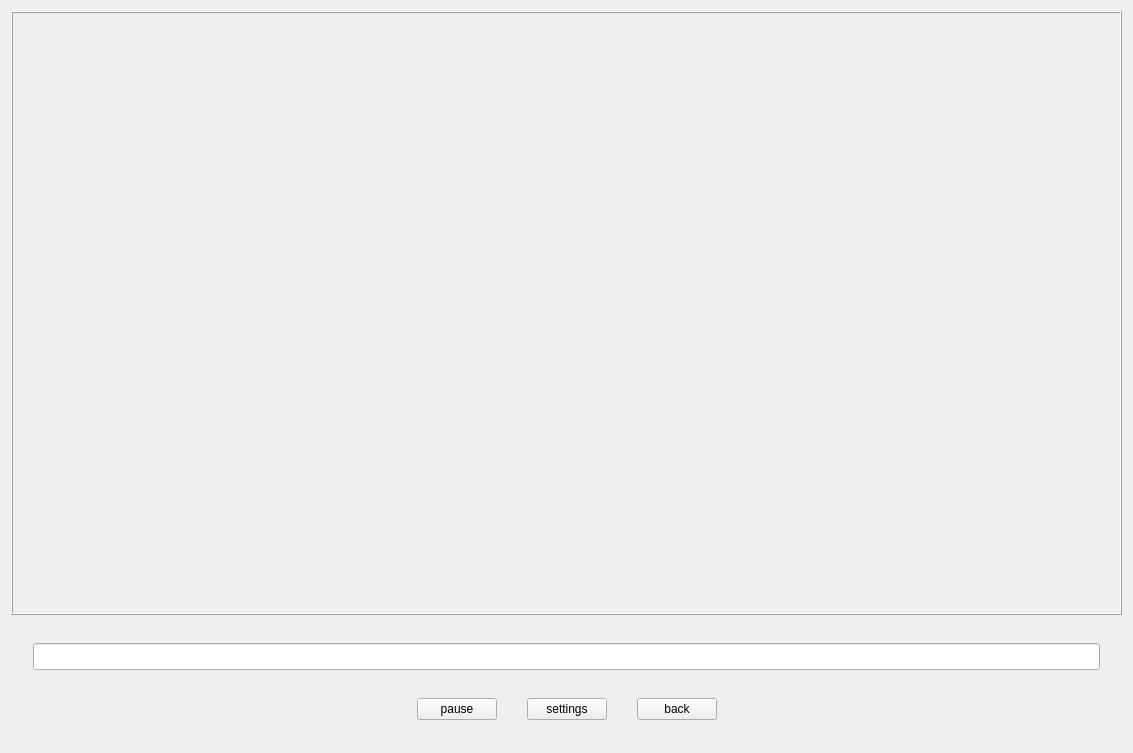
First picture: the form in MainDialog.ui, repository laviva-cs/Alldit, before the edit.
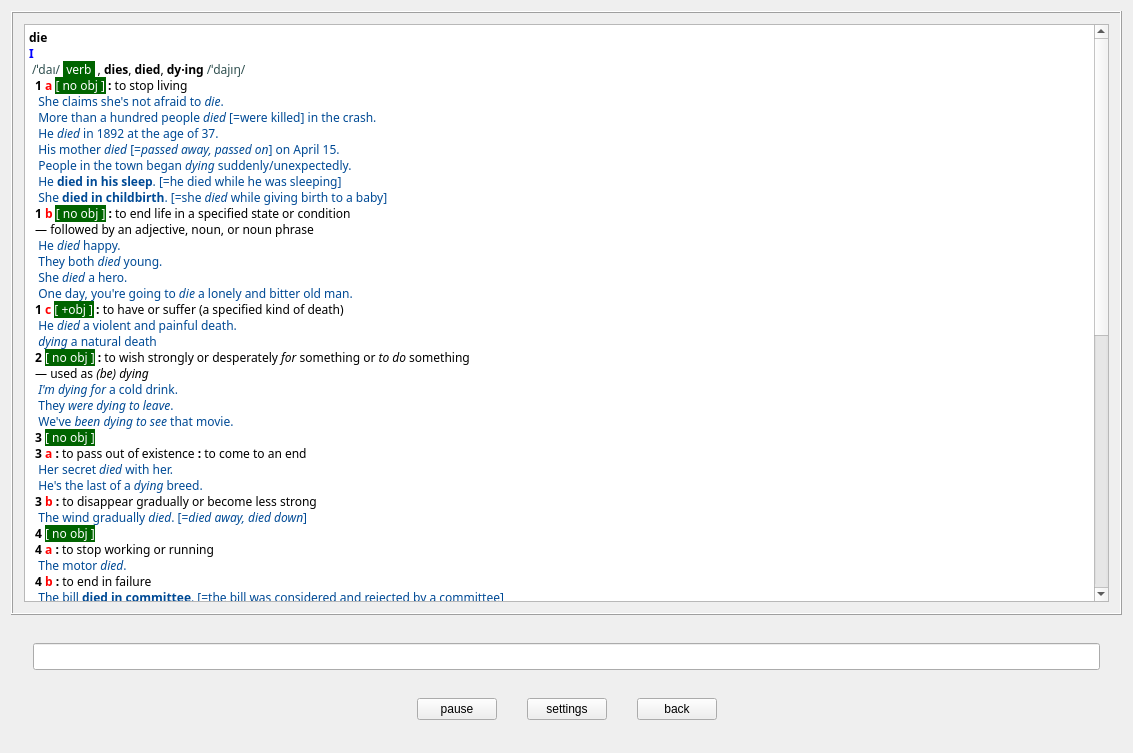
Second picture: the form after the edit.

Commit message:
a very beautiful dictionary theme
TODOs:
Add more colors and fonts for even better UI
Hierarchical entry models
Hierarchical rendering data representations
delete define.py after testing

The edit to the form file:
```diff
--- a/MainDialog.ui
+++ b/MainDialog.ui
@@ -152,7 +152,24 @@
            <property name="frameShadow">
             <enum>QFrame::Raised</enum>
            </property>
-           <layout class="QVBoxLayout" name="verticalLayout_5"/>
+           <layout class="QVBoxLayout" name="verticalLayout_5">
+            <item>
+             <widget class="QTextEdit" name="textEdit">
+              <property name="font">
+               <font>
+                <family>微软雅黑</family>
+               </font>
+              </property>
+              <property name="html">
+               <string>&lt;!DOCTYPE HTML PUBLIC &quot;-//W3C//DTD HTML 4.0//EN&quot; &quot;http://www.w3.org/TR/REC-html40/strict.dtd&quot;&gt;
+&lt;html&gt;&lt;head&gt;&lt;meta name=&quot;qrichtext&quot; content=&quot;1&quot; /&gt;&lt;style type=&quot;text/css&quot;&gt;
+p, li { white-space: pre-wrap; }
+&lt;/style&gt;&lt;/head&gt;&lt;body style=&quot; font-family:'微软雅黑'; font-size:9pt; font-weight:400; font-style:normal;&quot;&gt;
+&lt;p style=&quot; margin-top:0px; margin-bottom:0px; margin-left:0px; margin-right:0px; -qt-block-indent:0; text-indent:0px;&quot;&gt;&lt;a name=&quot;H1&quot;&gt;&lt;/a&gt;&lt;span style=&quot; font-family:'SimSun'; font-weight:600;&quot;&gt;d&lt;/span&gt;&lt;span style=&quot; font-family:'SimSun'; font-weight:600;&quot;&gt;ie&lt;/span&gt;&lt;span style=&quot; font-family:'SimSun';&quot;&gt;&lt;br /&gt;&lt;/span&gt;&lt;span style=&quot; font-family:'SimSun'; font-weight:600; color:#0000ff;&quot;&gt;I&lt;/span&gt;&lt;span style=&quot; font-family:'SimSun';&quot;&gt;&lt;br /&gt; &lt;/span&gt;&lt;span style=&quot; font-family:'SimSun'; color:#2f4f4f;&quot;&gt;/ˈdaı/&lt;/span&gt;&lt;span style=&quot; font-family:'SimSun';&quot;&gt; &lt;/span&gt;&lt;span style=&quot; font-family:'SimSun'; font-size:medium; color:#ffffff; background-color:#006400;&quot;&gt; verb &lt;/span&gt;&lt;span style=&quot; font-family:'SimSun';&quot;&gt; , &lt;/span&gt;&lt;span style=&quot; font-family:'SimSun'; font-weight:600;&quot;&gt;dies&lt;/span&gt;&lt;span style=&quot; font-family:'SimSun';&quot;&gt;, &lt;/span&gt;&lt;span style=&quot; font-family:'SimSun'; font-weight:600;&quot;&gt;died&lt;/span&gt;&lt;span style=&quot; font-family:'SimSun';&quot;&gt;, &lt;/span&gt;&lt;span style=&quot; font-family:'SimSun'; font-weight:600;&quot;&gt;dy·ing&lt;/span&gt;&lt;span style=&quot; font-family:'SimSun';&quot;&gt; &lt;/span&gt;&lt;span style=&quot; font-family:'SimSun'; color:#2f4f4f;&quot;&gt;/ˈdajıŋ/&lt;/span&gt;&lt;span style=&quot; font-family:'SimSun';&quot;&gt;&lt;br /&gt;  &lt;/span&gt;&lt;span style=&quot; font-family:'SimSun'; font-weight:600;&quot;&gt;1 &lt;/span&gt;&lt;span style=&quot; font-family:'SimSun'; font-weight:600; color:#ff0000;&quot;&gt;a&lt;/span&gt;&lt;span style=&quot; font-family:'SimSun';&quot;&gt; &lt;/span&gt;&lt;span style=&quot; font-family:'SimSun'; font-size:medium; color:#ffffff; background-color:#006400;&quot;&gt;[ no obj ]&lt;/span&gt;&lt;span style=&quot; font-family:'SimSun';&quot;&gt; &lt;/span&gt;&lt;span style=&quot; font-family:'SimSun'; font-weight:600;&quot;&gt;:&lt;/span&gt;&lt;span style=&quot; font-family:'SimSun';&quot;&gt; to stop living&lt;br /&gt;   &lt;/span&gt;&lt;span style=&quot; font-family:'SimSun'; color:#004a95;&quot;&gt;She claims she's not afraid to &lt;/span&gt;&lt;span style=&quot; font-family:'SimSun'; font-style:italic; color:#004a95;&quot;&gt;die&lt;/span&gt;&lt;span style=&quot; font-family:'SimSun'; color:#004a95;&quot;&gt;.&lt;/span&gt;&lt;span style=&quot; font-family:'SimSun';&quot;&gt;&lt;br /&gt;   &lt;/span&gt;&lt;span style=&quot; font-family:'SimSun'; color:#004a95;&quot;&gt;More than a hundred people &lt;/span&gt;&lt;span style=&quot; font-family:'SimSun'; font-style:italic; color:#004a95;&quot;&gt;died&lt;/span&gt;&lt;span style=&quot; font-family:'SimSun'; color:#004a95;&quot;&gt; [=were killed] in the crash.&lt;/span&gt;&lt;span style=&quot; font-family:'SimSun';&quot;&gt;&lt;br /&gt;   &lt;/span&gt;&lt;span style=&quot; font-family:'SimSun'; color:#004a95;&quot;&gt;He &lt;/span&gt;&lt;span style=&quot; font-family:'SimSun'; font-style:italic; color:#004a95;&quot;&gt;died&lt;/span&gt;&lt;span style=&quot; font-family:'SimSun'; color:#004a95;&quot;&gt; in 1892 at the age of 37.&lt;/span&gt;&lt;span style=&quot; font-family:'SimSun';&quot;&gt;&lt;br /&gt;   &lt;/span&gt;&lt;span style=&quot; font-family:'SimSun'; color:#004a95;&quot;&gt;His mother &lt;/span&gt;&lt;span style=&quot; font-family:'SimSun'; font-style:italic; color:#004a95;&quot;&gt;died&lt;/span&gt;&lt;span style=&quot; font-family:'SimSun'; color:#004a95;&quot;&gt; [=&lt;/span&gt;&lt;span style=&quot; font-family:'SimSun'; font-style:italic; color:#004a95;&quot;&gt;passed away, passed on&lt;/span&gt;&lt;span style=&quot; font-family:'SimSun'; color:#004a95;&quot;&gt;] on April 15.&lt;/span&gt;&lt;span style=&quot; font-family:'SimSun';&quot;&gt;&lt;br /&gt;   &lt;/span&gt;&lt;span style=&quot; font-family:'SimSun'; color:#004a95;&quot;&gt;People in the town began &lt;/span&gt;&lt;span style=&quot; font-family:'SimSun'; font-style:italic; color:#004a95;&quot;&gt;dying&lt;/span&gt;&lt;span style=&quot; font-family:'SimSun'; color:#004a95;&quot;&gt; suddenly/unexpectedly.&lt;/span&gt;&lt;span style=&quot; font-family:'SimSun';&quot;&gt;&lt;br /&gt;   &lt;/span&gt;&lt;span style=&quot; font-family:'SimSun'; color:#004a95;&quot;&gt;He &lt;/span&gt;&lt;span style=&quot; font-family:'SimSun'; font-weight:600; color:#004a95;&quot;&gt;died in his sleep&lt;/span&gt;&lt;span style=&quot; font-family:'SimSun'; color:#004a95;&quot;&gt;. [=he died while he was sleeping]&lt;/span&gt;&lt;span style=&quot; font-family:'SimSun';&quot;&gt;&lt;br /&gt;   &lt;/span&gt;&lt;span style=&quot; font-family:'SimSun'; color:#004a95;&quot;&gt;She &lt;/span&gt;&lt;span style=&quot; font-family:'SimSun'; font-weight:600; color:#004a95;&quot;&gt;died in childbirth&lt;/span&gt;&lt;span style=&quot; font-family:'SimSun'; color:#004a95;&quot;&gt;. [=she &lt;/span&gt;&lt;span style=&quot; font-family:'SimSun'; font-style:italic; color:#004a95;&quot;&gt;died&lt;/span&gt;&lt;span style=&quot; font-family:'SimSun'; color:#004a95;&quot;&gt; while giving birth to a baby]&lt;/span&gt;&lt;span style=&quot; font-family:'SimSun';&quot;&gt;&lt;br /&gt;  &lt;/span&gt;&lt;span style=&quot; font-family:'SimSun'; font-weight:600;&quot;&gt;1 &lt;/span&gt;&lt;span style=&quot; font-family:'SimSun'; font-weight:600; color:#ff0000;&quot;&gt;b&lt;/span&gt;&lt;span style=&quot; font-family:'SimSun';&quot;&gt; &lt;/span&gt;&lt;span style=&quot; font-family:'SimSun'; font-size:medium; color:#ffffff; background-color:#006400;&quot;&gt;[ no obj ]&lt;/span&gt;&lt;span style=&quot; font-family:'SimSun';&quot;&gt; &lt;/span&gt;&lt;span style=&quot; font-family:'SimSun'; font-weight:600;&quot;&gt;:&lt;/span&gt;&lt;span style=&quot; font-family:'SimSun';&quot;&gt; to end life in a specified state or condition&lt;br /&gt;  — followed by an adjective, noun, or noun phrase&lt;br /&gt;   &lt;/span&gt;&lt;span style=&quot; font-family:'SimSun'; color:#004a95;&quot;&gt;He &lt;/span&gt;&lt;span style=&quot; font-family:'SimSun'; font-style:italic; color:#004a95;&quot;&gt;died&lt;/span&gt;&lt;span style=&quot; font-family:'SimSun'; color:#004a95;&quot;&gt; happy.&lt;/span&gt;&lt;span style=&quot; font-family:'SimSun';&quot;&gt;&lt;br /&gt;   &lt;/span&gt;&lt;span style=&quot; font-family:'SimSun'; color:#004a95;&quot;&gt;They both &lt;/span&gt;&lt;span style=&quot; font-family:'SimSun'; font-style:italic; color:#004a95;&quot;&gt;died&lt;/span&gt;&lt;span style=&quot; font-family:'SimSun'; color:#004a95;&quot;&gt; young.&lt;/span&gt;&lt;span style=&quot; font-family:'SimSun';&quot;&gt;&lt;br /&gt;   &lt;/span&gt;&lt;span style=&quot; font-family:'SimSun'; color:#004a95;&quot;&gt;She &lt;/span&gt;&lt;span style=&quot; font-family:'SimSun'; font-style:italic; color:#004a95;&quot;&gt;died&lt;/span&gt;&lt;span style=&quot; font-family:'SimSun'; color:#004a95;&quot;&gt; a hero.&lt;/span&gt;&lt;span style=&quot; font-family:'SimSun';&quot;&gt;&lt;br /&gt;   &lt;/span&gt;&lt;span style=&quot; font-family:'SimSun'; color:#004a95;&quot;&gt;One day, you're going to &lt;/span&gt;&lt;span style=&quot; font-family:'SimSun'; font-style:italic; color:#004a95;&quot;&gt;die&lt;/span&gt;&lt;span style=&quot; font-family:'SimSun'; color:#004a95;&quot;&gt; a lonely and bitter old man.&lt;/span&gt;&lt;span style=&quot; font-family:'SimSun';&quot;&gt;&lt;br /&gt;  &lt;/span&gt;&lt;span style=&quot; font-family:'SimSun'; font-weight:600;&quot;&gt;1 &lt;/span&gt;&lt;span style=&quot; font-family:'SimSun'; font-weight:600; color:#ff0000;&quot;&gt;c&lt;/span&gt;&lt;span style=&quot; font-family:'SimSun';&quot;&gt; &lt;/span&gt;&lt;span style=&quot; font-family:'SimSun'; font-size:medium; color:#ffffff; background-color:#006400;&quot;&gt;[ +obj ]&lt;/span&gt;&lt;span style=&quot; font-family:'SimSun';&quot;&gt; &lt;/span&gt;&lt;span style=&quot; font-family:'SimSun'; font-weight:600;&quot;&gt;:&lt;/span&gt;&lt;span style=&quot; font-family:'SimSun';&quot;&gt; to have or suffer (a specified kind of death)&lt;br /&gt;   &lt;/span&gt;&lt;span style=&quot; font-family:'SimSun'; color:#004a95;&quot;&gt;He &lt;/span&gt;&lt;span style=&quot; font-family:'SimSun'; font-style:italic; color:#004a95;&quot;&gt;died&lt;/span&gt;&lt;span style=&quot; font-family:'SimSun'; color:#004a95;&quot;&gt; a violent and painful death.&lt;/span&gt;&lt;span style=&quot; font-family:'SimSun';&quot;&gt;&lt;br /&gt;   &lt;/span&gt;&lt;span style=&quot; font-family:'SimSun'; font-style:italic; color:#004a95;&quot;&gt;dying&lt;/span&gt;&lt;span style=&quot; font-family:'SimSun'; color:#004a95;&quot;&gt; a natural death&lt;/span&gt;&lt;span style=&quot; font-family:'SimSun';&quot;&gt;&lt;br /&gt;  &lt;/span&gt;&lt;span style=&quot; font-family:'SimSun'; font-weight:600;&quot;&gt;2&lt;/span&gt;&lt;span style=&quot; font-family:'SimSun';&quot;&gt; &lt;/span&gt;&lt;span style=&quot; font-family:'SimSun'; font-size:medium; color:#ffffff; background-color:#006400;&quot;&gt;[ no obj ]&lt;/span&gt;&lt;span style=&quot; font-family:'SimSun';&quot;&gt; &lt;/span&gt;&lt;span style=&quot; font-family:'SimSun'; font-weight:600;&quot;&gt;:&lt;/span&gt;&lt;span style=&quot; font-family:'SimSun';&quot;&gt; to wish strongly or desperately &lt;/span&gt;&lt;span style=&quot; font-family:'SimSun'; font-style:italic;&quot;&gt;for&lt;/span&gt;&lt;span style=&quot; font-family:'SimSun';&quot;&gt; something or &lt;/span&gt;&lt;span style=&quot; font-family:'SimSun'; font-style:italic;&quot;&gt;to do&lt;/span&gt;&lt;span style=&quot; font-family:'SimSun';&quot;&gt; something&lt;br /&gt;  — used as &lt;/span&gt;&lt;span style=&quot; font-family:'SimSun'; font-style:italic;&quot;&gt;(be) dying&lt;/span&gt;&lt;span style=&quot; font-family:'SimSun';&quot;&gt;&lt;br /&gt;   &lt;/span&gt;&lt;span style=&quot; font-family:'SimSun'; font-style:italic; color:#004a95;&quot;&gt;I'm dying for&lt;/span&gt;&lt;span style=&quot; font-family:'SimSun'; color:#004a95;&quot;&gt; a cold drink.&lt;/span&gt;&lt;span style=&quot; font-family:'SimSun';&quot;&gt;&lt;br /&gt;   &lt;/span&gt;&lt;span style=&quot; font-family:'SimSun'; color:#004a95;&quot;&gt;They &lt;/span&gt;&lt;span style=&quot; font-family:'SimSun'; font-style:italic; color:#004a95;&quot;&gt;were dying to leave&lt;/span&gt;&lt;span style=&quot; font-family:'SimSun'; color:#004a95;&quot;&gt;.&lt;/span&gt;&lt;span style=&quot; font-family:'SimSun';&quot;&gt;&lt;br /&gt;   &lt;/span&gt;&lt;span style=&quot; font-family:'SimSun'; color:#004a95;&quot;&gt;We've &lt;/span&gt;&lt;span style=&quot; font-family:'SimSun'; font-style:italic; color:#004a95;&quot;&gt;been dying to see&lt;/span&gt;&lt;span style=&quot; font-family:'SimSun'; color:#004a95;&quot;&gt; that movie.&lt;/span&gt;&lt;span style=&quot; font-family:'SimSun';&quot;&gt;&lt;br /&gt;  &lt;/span&gt;&lt;span style=&quot; font-family:'SimSun'; font-weight:600;&quot;&gt;3&lt;/span&gt;&lt;span style=&quot; font-family:'SimSun';&quot;&gt; &lt;/span&gt;&lt;span style=&quot; font-family:'SimSun'; font-size:medium; color:#ffffff; background-color:#006400;&quot;&gt;[ no obj ]&lt;/span&gt;&lt;span style=&quot; font-family:'SimSun';&quot;&gt;&lt;br /&gt;  &lt;/span&gt;&lt;span style=&quot; font-family:'SimSun'; font-weight:600;&quot;&gt;3 &lt;/span&gt;&lt;span style=&quot; font-family:'SimSun'; font-weight:600; color:#ff0000;&quot;&gt;a&lt;/span&gt;&lt;span style=&quot; font-family:'SimSun';&quot;&gt; &lt;/span&gt;&lt;span style=&quot; font-family:'SimSun'; font-weight:600;&quot;&gt;:&lt;/span&gt;&lt;span style=&quot; font-family:'SimSun';&quot;&gt; to pass out of existence &lt;/span&gt;&lt;span style=&quot; font-family:'SimSun'; font-weight:600;&quot;&gt;:&lt;/span&gt;&lt;span style=&quot; font-family:'SimSun';&quot;&gt; to come to an end&lt;br /&gt;   &lt;/span&gt;&lt;span style=&quot; font-family:'SimSun'; color:#004a95;&quot;&gt;Her secret &lt;/span&gt;&lt;span style=&quot; font-family:'SimSun'; font-style:italic; color:#004a95;&quot;&gt;died&lt;/span&gt;&lt;span style=&quot; font-family:'SimSun'; color:#004a95;&quot;&gt; with her.&lt;/span&gt;&lt;span style=&quot; font-family:'SimSun';&quot;&gt;&lt;br /&gt;   &lt;/span&gt;&lt;span style=&quot; font-family:'SimSun'; color:#004a95;&quot;&gt;He's the last of a &lt;/span&gt;&lt;span style=&quot; font-family:'SimSun'; font-style:italic; color:#004a95;&quot;&gt;dying&lt;/span&gt;&lt;span style=&quot; font-family:'SimSun'; color:#004a95;&quot;&gt; breed.&lt;/span&gt;&lt;span style=&quot; font-family:'SimSun';&quot;&gt;&lt;br /&gt;  &lt;/span&gt;&lt;span style=&quot; font-family:'SimSun'; font-weight:600;&quot;&gt;3 &lt;/span&gt;&lt;span style=&quot; font-family:'SimSun'; font-weight:600; color:#ff0000;&quot;&gt;b&lt;/span&gt;&lt;span style=&quot; font-family:'SimSun';&quot;&gt; &lt;/span&gt;&lt;span style=&quot; font-family:'SimSun'; font-weight:600;&quot;&gt;:&lt;/span&gt;&lt;span style=&quot; font-family:'SimSun';&quot;&gt; to disappear gradually or become less strong&lt;br /&gt;   &lt;/span&gt;&lt;span style=&quot; font-family:'SimSun'; color:#004a95;&quot;&gt;The wind gradually &lt;/span&gt;&lt;span style=&quot; font-family:'SimSun'; font-style:italic; color:#004a95;&quot;&gt;died&lt;/span&gt;&lt;span style=&quot; font-family:'SimSun'; color:#004a95;&quot;&gt;. [=&lt;/span&gt;&lt;span style=&quot; font-family:'SimSun'; font-style:italic; color:#004a95;&quot;&gt;died away, died down&lt;/span&gt;&lt;span style=&quot; font-family:'SimSun'; color:#004a95;&quot;&gt;]&lt;/span&gt;&lt;span style=&quot; font-family:'SimSun';&quot;&gt;&lt;br /&gt;  &lt;/span&gt;&lt;span style=&quot; font-family:'SimSun'; font-weight:600;&quot;&gt;4&lt;/span&gt;&lt;span style=&quot; font-family:'SimSun';&quot;&gt; &lt;/span&gt;&lt;span style=&quot; font-family:'SimSun'; font-size:medium; color:#ffffff; background-color:#006400;&quot;&gt;[ no obj ]&lt;/span&gt;&lt;span style=&quot; font-family:'SimSun';&quot;&gt;&lt;br /&gt;  &lt;/span&gt;&lt;span style=&quot; font-family:'SimSun'; font-weight:600;&quot;&gt;4 &lt;/span&gt;&lt;span style=&quot; font-family:'SimSun'; font-weight:600; color:#ff0000;&quot;&gt;a&lt;/span&gt;&lt;span style=&quot; font-family:'SimSun';&quot;&gt; &lt;/span&gt;&lt;span style=&quot; font-family:'SimSun'; font-weight:600;&quot;&gt;:&lt;/span&gt;&lt;span style=&quot; font-family:'SimSun';&quot;&gt; to stop working or running&lt;br /&gt;   &lt;/span&gt;&lt;span style=&quot; font-family:'SimSun'; color:#004a95;&quot;&gt;The motor &lt;/span&gt;&lt;span style=&quot; font-family:'SimSun'; font-style:italic; color:#004a95;&quot;&gt;died&lt;/span&gt;&lt;span style=&quot; font-family:'SimSun'; color:#004a95;&quot;&gt;.&lt;/span&gt;&lt;span style=&quot; font-family:'SimSun';&quot;&gt;&lt;br /&gt;  &lt;/span&gt;&lt;span style=&quot; font-family:'SimSun'; font-weight:600;&quot;&gt;4 &lt;/span&gt;&lt;span style=&quot; font-family:'SimSun'; font-weight:600; color:#ff0000;&quot;&gt;b&lt;/span&gt;&lt;span style=&quot; font-family:'SimSun';&quot;&gt; &lt;/span&gt;&lt;span style=&quot; font-family:'SimSun'; font-weight:600;&quot;&gt;:&lt;/span&gt;&lt;span style=&quot; font-family:'SimSun';&quot;&gt; to end in failure&lt;br /&gt;   &lt;/span&gt;&lt;span style=&quot; font-family:'SimSun'; color:#004a95;&quot;&gt;The bill &lt;/span&gt;&lt;span style=&quot; font-family:'SimSun'; font-weight:600; color:#004a95;&quot;&gt;died in committee&lt;/span&gt;&lt;span style=&quot; font-family:'SimSun'; color:#004a95;&quot;&gt;. [=the bill was considered and rejected by a committee]&lt;/span&gt;&lt;span style=&quot; font-family:'SimSun';&quot;&gt;&lt;br /&gt;  &lt;/span&gt;&lt;span style=&quot; font-family:'SimSun'; font-weight:600;&quot;&gt;die away&lt;/span&gt;&lt;span style=&quot; font-family:'SimSun';&quot;&gt; &lt;/span&gt;&lt;span style=&quot; font-family:'SimSun'; font-size:medium; color:#ffffff; background-color:#006400;&quot;&gt;[ phrasal verb ]&lt;/span&gt;&lt;span style=&quot; font-family:'SimSun';&quot;&gt;&lt;br /&gt;   &lt;/span&gt;&lt;span style=&quot; font-family:'SimSun'; font-weight:600;&quot;&gt;:&lt;/span&gt;&lt;span style=&quot; font-family:'SimSun';&quot;&gt; to disappear gradually or become less strong&lt;br /&gt;    &lt;/span&gt;&lt;span style=&quot; font-family:'SimSun'; color:#004a95;&quot;&gt;The echo slowly &lt;/span&gt;&lt;span style=&quot; font-family:'SimSun'; font-style:italic; color:#004a95;&quot;&gt;died away&lt;/span&gt;&lt;span style=&quot; font-family:'SimSun'; color:#004a95;&quot;&gt;.&lt;/span&gt;&lt;span style=&quot; font-family:'SimSun';&quot;&gt;&lt;br /&gt;  &lt;/span&gt;&lt;span style=&quot; font-family:'SimSun'; font-weight:600;&quot;&gt;die back&lt;/span&gt;&lt;span style=&quot; font-family:'SimSun';&quot;&gt; &lt;/span&gt;&lt;span style=&quot; font-family:'SimSun'; font-size:medium; color:#ffffff; background-color:#006400;&quot;&gt;[ phrasal verb ]&lt;/span&gt;&lt;span style=&quot; font-family:'SimSun';&quot;&gt;&lt;br /&gt;    &lt;/span&gt;&lt;span style=&quot; font-family:'SimSun'; font-size:medium; color:#ffffff; background-color:#006400;&quot;&gt; of a plant &lt;/span&gt;&lt;span style=&quot; font-family:'SimSun';&quot;&gt;  &lt;/span&gt;&lt;span style=&quot; font-family:'SimSun'; font-weight:600;&quot;&gt;:&lt;/span&gt;&lt;span style=&quot; font-family:'SimSun';&quot;&gt; to die in the parts that are above the ground but to remain alive in the roots&lt;br /&gt;    &lt;/span&gt;&lt;span style=&quot; font-family:'SimSun'; color:#004a95;&quot;&gt;The plant &lt;/span&gt;&lt;span style=&quot; font-family:'SimSun'; font-style:italic; color:#004a95;&quot;&gt;dies back&lt;/span&gt;&lt;span style=&quot; font-family:'SimSun'; color:#004a95;&quot;&gt; every winter and sends up new shoots each spring.&lt;/span&gt;&lt;span style=&quot; font-family:'SimSun';&quot;&gt;&lt;br /&gt;  &lt;/span&gt;&lt;span style=&quot; font-family:'SimSun'; font-weight:600;&quot;&gt;die down&lt;/span&gt;&lt;span style=&quot; font-family:'SimSun';&quot;&gt; &lt;/span&gt;&lt;span style=&quot; font-family:'SimSun'; font-size:medium; color:#ffffff; background-color:#006400;&quot;&gt;[ phrasal verb ]&lt;/span&gt;&lt;span style=&quot; font-family:'SimSun';&quot;&gt;&lt;br /&gt;   &lt;/span&gt;&lt;span style=&quot; font-family:'SimSun'; font-weight:600;&quot;&gt;:&lt;/span&gt;&lt;span style=&quot; font-family:'SimSun';&quot;&gt; to gradually become less strong&lt;br /&gt;    &lt;/span&gt;&lt;span style=&quot; font-family:'SimSun'; color:#004a95;&quot;&gt;The wind will &lt;/span&gt;&lt;span style=&quot; font-family:'SimSun'; font-style:italic; color:#004a95;&quot;&gt;die down&lt;/span&gt;&lt;span style=&quot; font-family:'SimSun'; color:#004a95;&quot;&gt; in the evening.&lt;/span&gt;&lt;span style=&quot; font-family:'SimSun';&quot;&gt;&lt;br /&gt;    &lt;/span&gt;&lt;span style=&quot; font-family:'SimSun'; color:#004a95;&quot;&gt;She waited for the noise to &lt;/span&gt;&lt;span style=&quot; font-family:'SimSun'; font-style:italic; color:#004a95;&quot;&gt;die down&lt;/span&gt;&lt;span style=&quot; font-family:'SimSun'; color:#004a95;&quot;&gt; before she started singing.&lt;/span&gt;&lt;span style=&quot; font-family:'SimSun';&quot;&gt;&lt;br /&gt;  &lt;/span&gt;&lt;span style=&quot; font-family:'SimSun'; font-weight:600;&quot;&gt;die hard&lt;/span&gt;&lt;span style=&quot; font-family:'SimSun';&quot;&gt;&lt;br /&gt;   &lt;/span&gt;&lt;span style=&quot; font-family:'SimSun'; font-weight:600;&quot;&gt;:&lt;/span&gt;&lt;span style=&quot; font-family:'SimSun';&quot;&gt; to take a long time to die or end &lt;/span&gt;&lt;span style=&quot; font-family:'SimSun'; font-weight:600;&quot;&gt;:&lt;/span&gt;&lt;span style=&quot; font-family:'SimSun';&quot;&gt; to continue for a long time&lt;br /&gt;    &lt;/span&gt;&lt;span style=&quot; font-family:'SimSun'; color:#004a95;&quot;&gt;Such rumors &lt;/span&gt;&lt;span style=&quot; font-family:'SimSun'; font-style:italic; color:#004a95;&quot;&gt;die hard&lt;/span&gt;&lt;span style=&quot; font-family:'SimSun'; color:#004a95;&quot;&gt;.&lt;/span&gt;&lt;span style=&quot; font-family:'SimSun';&quot;&gt;&lt;br /&gt;    &lt;/span&gt;&lt;span style=&quot; font-family:'SimSun'; color:#004a95;&quot;&gt;That kind of determination &lt;/span&gt;&lt;span style=&quot; font-family:'SimSun'; font-style:italic; color:#004a95;&quot;&gt;dies hard&lt;/span&gt;&lt;span style=&quot; font-family:'SimSun'; color:#004a95;&quot;&gt;.&lt;/span&gt;&lt;span style=&quot; font-family:'SimSun';&quot;&gt;&lt;br /&gt;    — see also &lt;/span&gt;&lt;a href=&quot;content://mdict.cn/entry/113/die-hard&quot;&gt;&lt;span style=&quot; font-family:'SimSun'; text-decoration: underline; color:#0000ff;&quot;&gt;die-hard&lt;/span&gt;&lt;/a&gt;&lt;span style=&quot; font-family:'SimSun';&quot;&gt;&lt;br /&gt;  &lt;/span&gt;&lt;span style=&quot; font-family:'SimSun'; font-weight:600;&quot;&gt;die in bed&lt;/span&gt;&lt;span style=&quot; font-family:'SimSun';&quot;&gt; (&lt;/span&gt;&lt;span style=&quot; font-family:'SimSun'; font-size:medium; color:#ffffff; background-color:#006400;&quot;&gt; or &lt;/span&gt;&lt;span style=&quot; font-family:'SimSun';&quot;&gt;  &lt;/span&gt;&lt;span style=&quot; font-family:'SimSun'; font-weight:600;&quot;&gt;die in your bed&lt;/span&gt;&lt;span style=&quot; font-family:'SimSun';&quot;&gt;)&lt;br /&gt;   &lt;/span&gt;&lt;span style=&quot; font-family:'SimSun'; font-weight:600;&quot;&gt;:&lt;/span&gt;&lt;span style=&quot; font-family:'SimSun';&quot;&gt; to die of disease or old age&lt;br /&gt;    &lt;/span&gt;&lt;span style=&quot; font-family:'SimSun'; color:#004a95;&quot;&gt;After a long and adventurous life, he ended up &lt;/span&gt;&lt;span style=&quot; font-family:'SimSun'; font-style:italic; color:#004a95;&quot;&gt;dying in his bed&lt;/span&gt;&lt;span style=&quot; font-family:'SimSun'; color:#004a95;&quot;&gt;.&lt;/span&gt;&lt;span style=&quot; font-family:'SimSun';&quot;&gt;&lt;br /&gt;  &lt;/span&gt;&lt;span style=&quot; font-family:'SimSun'; font-weight:600;&quot;&gt;die laughing&lt;/span&gt;&lt;span style=&quot; font-family:'SimSun';&quot;&gt;&lt;br /&gt;   &lt;/span&gt;&lt;span style=&quot; font-family:'SimSun'; font-size:medium; color:#ffffff; background-color:#006400;&quot;&gt; informal &lt;/span&gt;&lt;span style=&quot; font-family:'SimSun';&quot;&gt;  &lt;/span&gt;&lt;span style=&quot; font-family:'SimSun'; font-weight:600;&quot;&gt;:&lt;/span&gt;&lt;span style=&quot; font-family:'SimSun';&quot;&gt; to laugh for a long time in an uncontrollable way &lt;/span&gt;&lt;span style=&quot; font-family:'SimSun'; font-weight:600;&quot;&gt;:&lt;/span&gt;&lt;span style=&quot; font-family:'SimSun';&quot;&gt; to laugh very hard&lt;br /&gt;    &lt;/span&gt;&lt;span style=&quot; font-family:'SimSun'; color:#004a95;&quot;&gt;If the guys hear about this, they're going to &lt;/span&gt;&lt;span style=&quot; font-family:'SimSun'; font-style:italic; color:#004a95;&quot;&gt;die laughing&lt;/span&gt;&lt;span style=&quot; font-family:'SimSun'; color:#004a95;&quot;&gt;.&lt;/span&gt;&lt;span style=&quot; font-family:'SimSun';&quot;&gt;&lt;br /&gt;  &lt;/span&gt;&lt;span style=&quot; font-family:'SimSun'; font-weight:600;&quot;&gt;die of&lt;/span&gt;&lt;span style=&quot; font-family:'SimSun';&quot;&gt; &lt;/span&gt;&lt;span style=&quot; font-family:'SimSun'; font-size:medium; color:#ffffff; background-color:#006400;&quot;&gt; [phrasal verb] &lt;/span&gt;&lt;span style=&quot; font-family:'SimSun';&quot;&gt;&lt;br /&gt;   &lt;/span&gt;&lt;span style=&quot; font-family:'SimSun'; font-weight:600; font-style:italic;&quot;&gt;die of (something)&lt;/span&gt;&lt;span style=&quot; font-family:'SimSun';&quot;&gt; &lt;/span&gt;&lt;span style=&quot; font-family:'SimSun'; font-weight:600;&quot;&gt;:&lt;/span&gt;&lt;span style=&quot; font-family:'SimSun';&quot;&gt; to die because of (something)&lt;br /&gt;    &lt;/span&gt;&lt;span style=&quot; font-family:'SimSun'; color:#004a95;&quot;&gt;My uncle &lt;/span&gt;&lt;span style=&quot; font-family:'SimSun'; font-style:italic; color:#004a95;&quot;&gt;died of&lt;/span&gt;&lt;span style=&quot; font-family:'SimSun'; color:#004a95;&quot;&gt; cancer.&lt;/span&gt;&lt;span style=&quot; font-family:'SimSun';&quot;&gt;&lt;br /&gt;    &lt;/span&gt;&lt;span style=&quot; font-family:'SimSun'; color:#004a95;&quot;&gt;She &lt;/span&gt;&lt;span style=&quot; font-family:'SimSun'; font-style:italic; color:#004a95;&quot;&gt;died of&lt;/span&gt;&lt;span style=&quot; font-family:'SimSun'; color:#004a95;&quot;&gt; old age.&lt;/span&gt;&lt;span style=&quot; font-family:'SimSun';&quot;&gt;&lt;br /&gt;    &lt;/span&gt;&lt;span style=&quot; font-family:'SimSun'; color:#004a95;&quot;&gt;They say that he &lt;/span&gt;&lt;span style=&quot; font-family:'SimSun'; font-style:italic; color:#004a95;&quot;&gt;died of&lt;/span&gt;&lt;span style=&quot; font-family:'SimSun'; color:#004a95;&quot;&gt; a broken heart.&lt;/span&gt;&lt;span style=&quot; font-family:'SimSun';&quot;&gt;&lt;br /&gt;    &lt;/span&gt;&lt;span style=&quot; font-family:'SimSun'; color:#004a95;&quot;&gt;I almost &lt;/span&gt;&lt;span style=&quot; font-family:'SimSun'; font-style:italic; color:#004a95;&quot;&gt;died of&lt;/span&gt;&lt;span style=&quot; font-family:'SimSun'; color:#004a95;&quot;&gt; embarrassment. [=I was extremely embarrassed]&lt;/span&gt;&lt;span style=&quot; font-family:'SimSun';&quot;&gt;&lt;br /&gt;   ◇ People often say that they are &lt;/span&gt;&lt;span style=&quot; font-family:'SimSun'; font-weight:600;&quot;&gt;dying of&lt;/span&gt;&lt;span style=&quot; font-family:'SimSun';&quot;&gt; something that causes a lot of discomfort, distress, etc.&lt;br /&gt;    &lt;/span&gt;&lt;span style=&quot; font-family:'SimSun'; color:#004a95;&quot;&gt;Would you like some water? You must be &lt;/span&gt;&lt;span style=&quot; font-family:'SimSun'; font-style:italic; color:#004a95;&quot;&gt;dying of&lt;/span&gt;&lt;span style=&quot; font-family:'SimSun'; color:#004a95;&quot;&gt; thirst. [=you must be very thirsty]&lt;/span&gt;&lt;span style=&quot; font-family:'SimSun';&quot;&gt;&lt;br /&gt;    &lt;/span&gt;&lt;span style=&quot; font-family:'SimSun'; color:#004a95;&quot;&gt;We're all &lt;/span&gt;&lt;span style=&quot; font-family:'SimSun'; font-style:italic; color:#004a95;&quot;&gt;dying of&lt;/span&gt;&lt;span style=&quot; font-family:'SimSun'; color:#004a95;&quot;&gt; the heat. [=we're all very hot and uncomfortable]&lt;/span&gt;&lt;span style=&quot; font-family:'SimSun';&quot;&gt;&lt;br /&gt;   &lt;br /&gt;  &lt;/span&gt;&lt;span style=&quot; font-family:'SimSun'; font-weight:600;&quot;&gt;die off&lt;/span&gt;&lt;span style=&quot; font-family:'SimSun';&quot;&gt; &lt;/span&gt;&lt;span style=&quot; font-family:'SimSun'; font-size:medium; color:#ffffff; background-color:#006400;&quot;&gt; [phrasal verb] &lt;/span&gt;&lt;span style=&quot; font-family:'SimSun';&quot;&gt;&lt;br /&gt;   &lt;/span&gt;&lt;span style=&quot; font-family:'SimSun'; font-weight:600;&quot;&gt;:&lt;/span&gt;&lt;span style=&quot; font-family:'SimSun';&quot;&gt; to die one after another so that fewer and fewer are left&lt;br /&gt;    &lt;/span&gt;&lt;span style=&quot; font-family:'SimSun'; color:#004a95;&quot;&gt;The remaining members of her family gradually &lt;/span&gt;&lt;span style=&quot; font-family:'SimSun'; font-style:italic; color:#004a95;&quot;&gt;died off&lt;/span&gt;&lt;span style=&quot; font-family:'SimSun'; color:#004a95;&quot;&gt;.&lt;/span&gt;&lt;span style=&quot; font-family:'SimSun';&quot;&gt;&lt;br /&gt;    &lt;/span&gt;&lt;span style=&quot; font-family:'SimSun'; color:#004a95;&quot;&gt;The animals &lt;/span&gt;&lt;span style=&quot; font-family:'SimSun'; font-style:italic; color:#004a95;&quot;&gt;died off&lt;/span&gt;&lt;span style=&quot; font-family:'SimSun'; color:#004a95;&quot;&gt; one by one.&lt;/span&gt;&lt;span style=&quot; font-family:'SimSun';&quot;&gt;&lt;br /&gt;  &lt;/span&gt;&lt;span style=&quot; font-family:'SimSun'; font-weight:600;&quot;&gt;die on the vine&lt;/span&gt;&lt;span style=&quot; font-family:'SimSun';&quot;&gt;&lt;br /&gt;   &lt;/span&gt;&lt;span style=&quot; font-family:'SimSun'; font-size:medium; color:#ffffff; background-color:#006400;&quot;&gt; informal &lt;/span&gt;&lt;span style=&quot; font-family:'SimSun';&quot;&gt;  &lt;/span&gt;&lt;span style=&quot; font-family:'SimSun'; font-weight:600;&quot;&gt;:&lt;/span&gt;&lt;span style=&quot; font-family:'SimSun';&quot;&gt; to fail at an early stage because of a lack of support or enthusiasm&lt;br /&gt;    &lt;/span&gt;&lt;span style=&quot; font-family:'SimSun'; color:#004a95;&quot;&gt;Her plan to run for public office &lt;/span&gt;&lt;span style=&quot; font-family:'SimSun'; font-style:italic; color:#004a95;&quot;&gt;died on the vine&lt;/span&gt;&lt;span style=&quot; font-family:'SimSun'; color:#004a95;&quot;&gt;.&lt;/span&gt;&lt;span style=&quot; font-family:'SimSun';&quot;&gt;&lt;br /&gt;  &lt;/span&gt;&lt;span style=&quot; font-family:'SimSun'; font-weight:600;&quot;&gt;die out&lt;/span&gt;&lt;span style=&quot; font-family:'SimSun';&quot;&gt; &lt;/span&gt;&lt;span style=&quot; font-family:'SimSun'; font-size:medium; color:#ffffff; background-color:#006400;&quot;&gt;[ phrasal verb ]&lt;/span&gt;&lt;span style=&quot; font-family:'SimSun';&quot;&gt;&lt;br /&gt;   &lt;/span&gt;&lt;span style=&quot; font-family:'SimSun'; font-weight:600;&quot;&gt;:&lt;/span&gt;&lt;span style=&quot; font-family:'SimSun';&quot;&gt; to disappear gradually&lt;br /&gt;    &lt;/span&gt;&lt;span style=&quot; font-family:'SimSun'; color:#004a95;&quot;&gt;Like most fads, this one eventually &lt;/span&gt;&lt;span style=&quot; font-family:'SimSun'; font-style:italic; color:#004a95;&quot;&gt;died out&lt;/span&gt;&lt;span style=&quot; font-family:'SimSun'; color:#004a95;&quot;&gt;.&lt;/span&gt;&lt;span style=&quot; font-family:'SimSun';&quot;&gt;&lt;br /&gt;    &lt;/span&gt;&lt;span style=&quot; font-family:'SimSun'; color:#004a95;&quot;&gt;The disease gradually &lt;/span&gt;&lt;span style=&quot; font-family:'SimSun'; font-style:italic; color:#004a95;&quot;&gt;died out&lt;/span&gt;&lt;span style=&quot; font-family:'SimSun'; color:#004a95;&quot;&gt; over the last two generations.&lt;/span&gt;&lt;span style=&quot; font-family:'SimSun';&quot;&gt;&lt;br /&gt;    &lt;/span&gt;&lt;span style=&quot; font-family:'SimSun'; color:#004a95;&quot;&gt;Many more species are expected to &lt;/span&gt;&lt;span style=&quot; font-family:'SimSun'; font-style:italic; color:#004a95;&quot;&gt;die out&lt;/span&gt;&lt;span style=&quot; font-family:'SimSun'; color:#004a95;&quot;&gt; completely [=to become extinct] unless we do something to help.&lt;/span&gt;&lt;span style=&quot; font-family:'SimSun';&quot;&gt;&lt;br /&gt;  &lt;/span&gt;&lt;span style=&quot; font-family:'SimSun'; font-weight:600;&quot;&gt;never say die&lt;/span&gt;&lt;span style=&quot; font-family:'SimSun';&quot;&gt;&lt;br /&gt;    — used to encourage someone to continue something or to remain hopeful&lt;br /&gt;    &lt;/span&gt;&lt;span style=&quot; font-family:'SimSun'; color:#004a95;&quot;&gt;It doesn't look good for the team, but &lt;/span&gt;&lt;span style=&quot; font-family:'SimSun'; font-style:italic; color:#004a95;&quot;&gt;never say die&lt;/span&gt;&lt;span style=&quot; font-family:'SimSun'; color:#004a95;&quot;&gt;. [=but don't give up hope] They could pull off a miracle.&lt;/span&gt;&lt;span style=&quot; font-family:'SimSun';&quot;&gt;&lt;br /&gt;   &lt;br /&gt;  &lt;/span&gt;&lt;span style=&quot; font-family:'SimSun'; font-weight:600;&quot;&gt;to die for&lt;/span&gt;&lt;span style=&quot; font-family:'SimSun';&quot;&gt;&lt;br /&gt;   &lt;/span&gt;&lt;span style=&quot; font-family:'SimSun'; font-size:medium; color:#ffffff; background-color:#006400;&quot;&gt; informal &lt;/span&gt;&lt;span style=&quot; font-family:'SimSun';&quot;&gt;  &lt;/span&gt;&lt;span style=&quot; font-family:'SimSun'; font-weight:600;&quot;&gt;:&lt;/span&gt;&lt;span style=&quot; font-family:'SimSun';&quot;&gt; worth dying for &lt;/span&gt;&lt;span style=&quot; font-family:'SimSun'; font-weight:600;&quot;&gt;:&lt;/span&gt;&lt;span style=&quot; font-family:'SimSun';&quot;&gt; extremely desirable or appealing&lt;br /&gt;    &lt;/span&gt;&lt;span style=&quot; font-family:'SimSun'; color:#004a95;&quot;&gt;Dinner was nothing special, but the dessert was &lt;/span&gt;&lt;span style=&quot; font-family:'SimSun'; font-style:italic; color:#004a95;&quot;&gt;to die for&lt;/span&gt;&lt;span style=&quot; font-family:'SimSun'; color:#004a95;&quot;&gt;.&lt;/span&gt;&lt;span style=&quot; font-family:'SimSun';&quot;&gt;&lt;br /&gt;    &lt;/span&gt;&lt;span style=&quot; font-family:'SimSun'; color:#004a95;&quot;&gt;The apartment has a view &lt;/span&gt;&lt;span style=&quot; font-family:'SimSun'; font-style:italic; color:#004a95;&quot;&gt;to die for&lt;/span&gt;&lt;span style=&quot; font-family:'SimSun'; color:#004a95;&quot;&gt;. [=has a great view]&lt;/span&gt;&lt;span style=&quot; font-family:'SimSun';&quot;&gt;&lt;br /&gt;————————&lt;br /&gt;&lt;/span&gt;&lt;span style=&quot; font-family:'SimSun'; font-weight:600; color:#0000ff;&quot;&gt;II&lt;/span&gt;&lt;span style=&quot; font-family:'SimSun';&quot;&gt;&lt;br /&gt; &lt;/span&gt;&lt;span style=&quot; font-family:'SimSun'; color:#2f4f4f;&quot;&gt;/ˈdaı/&lt;/span&gt;&lt;span style=&quot; font-family:'SimSun';&quot;&gt; &lt;/span&gt;&lt;span style=&quot; font-family:'SimSun'; font-size:medium; color:#ffffff; background-color:#006400;&quot;&gt; noun &lt;/span&gt;&lt;span style=&quot; font-family:'SimSun';&quot;&gt;  &lt;/span&gt;&lt;span style=&quot; font-family:'SimSun'; font-size:medium; color:#ffffff; background-color:#006400;&quot;&gt;[ count ]&lt;/span&gt;&lt;span style=&quot; font-family:'SimSun';&quot;&gt;&lt;br /&gt;  &lt;/span&gt;&lt;span style=&quot; font-family:'SimSun'; font-weight:600;&quot;&gt;1&lt;/span&gt;&lt;span style=&quot; font-family:'SimSun';&quot;&gt; &lt;/span&gt;&lt;span style=&quot; font-family:'SimSun'; font-size:medium; color:#ffffff; background-color:#006400;&quot;&gt; pl &lt;/span&gt;&lt;span style=&quot; font-family:'SimSun';&quot;&gt;  &lt;/span&gt;&lt;span style=&quot; font-family:'SimSun'; font-weight:600;&quot;&gt;dice&lt;/span&gt;&lt;span style=&quot; font-family:'SimSun';&quot;&gt; &lt;/span&gt;&lt;span style=&quot; font-family:'SimSun'; color:#2f4f4f;&quot;&gt;/ˈdaıs/&lt;/span&gt;&lt;span style=&quot; font-family:'SimSun';&quot;&gt; &lt;/span&gt;&lt;span style=&quot; font-family:'SimSun'; font-weight:600;&quot;&gt;:&lt;/span&gt;&lt;span style=&quot; font-family:'SimSun';&quot;&gt; &lt;/span&gt;&lt;a href=&quot;content://mdict.cn/entry/113/dice&quot;&gt;&lt;span style=&quot; font-family:'SimSun'; text-decoration: underline; color:#0000ff;&quot;&gt;dice&lt;/span&gt;&lt;/a&gt;&lt;span style=&quot; font-family:'SimSun';&quot;&gt; 1, 1&lt;br /&gt;   &lt;/span&gt;&lt;span style=&quot; font-family:'SimSun'; color:#004a95;&quot;&gt;Each player throws/rolls one &lt;/span&gt;&lt;span style=&quot; font-family:'SimSun'; font-style:italic; color:#004a95;&quot;&gt;die&lt;/span&gt;&lt;span style=&quot; font-family:'SimSun'; color:#004a95;&quot;&gt;.&lt;/span&gt;&lt;span style=&quot; font-family:'SimSun';&quot;&gt;&lt;br /&gt;  &lt;/span&gt;&lt;span style=&quot; font-family:'SimSun'; font-weight:600;&quot;&gt;2&lt;/span&gt;&lt;span style=&quot; font-family:'SimSun';&quot;&gt; &lt;/span&gt;&lt;span style=&quot; font-family:'SimSun'; font-size:medium; color:#ffffff; background-color:#006400;&quot;&gt; pl &lt;/span&gt;&lt;span style=&quot; font-family:'SimSun';&quot;&gt;  &lt;/span&gt;&lt;span style=&quot; font-family:'SimSun'; font-weight:600;&quot;&gt;dies&lt;/span&gt;&lt;span style=&quot; font-family:'SimSun';&quot;&gt; &lt;/span&gt;&lt;span style=&quot; font-family:'SimSun'; color:#2f4f4f;&quot;&gt;/ˈdaız/&lt;/span&gt;&lt;span style=&quot; font-family:'SimSun';&quot;&gt; &lt;/span&gt;&lt;span style=&quot; font-family:'SimSun'; font-weight:600;&quot;&gt;:&lt;/span&gt;&lt;span style=&quot; font-family:'SimSun';&quot;&gt; a tool that is used for cutting, shaping, or stamping a material or an object&lt;br /&gt;  &lt;/span&gt;&lt;span style=&quot; font-family:'SimSun'; font-weight:600;&quot;&gt;the die is cast&lt;/span&gt;&lt;span style=&quot; font-family:'SimSun';&quot;&gt;&lt;br /&gt;    — used to say that a process or course of action has been started and that it cannot be stopped or changed&lt;br /&gt;    &lt;/span&gt;&lt;span style=&quot; font-family:'SimSun'; color:#004a95;&quot;&gt;Once we signed the contract, &lt;/span&gt;&lt;span style=&quot; font-family:'SimSun'; font-style:italic; color:#004a95;&quot;&gt;the die was cast&lt;/span&gt;&lt;span style=&quot; font-family:'SimSun'; color:#004a95;&quot;&gt;, and there was no turning back.&lt;/span&gt;&lt;span style=&quot; font-family:'SimSun';&quot;&gt;&lt;br /&gt;   &lt;br /&gt;&lt;/span&gt;&lt;/p&gt;&lt;/body&gt;&lt;/html&gt;</string>
+              </property>
+             </widget>
+            </item>
+           </layout>
           </widget>
          </item>
          <item>
```
